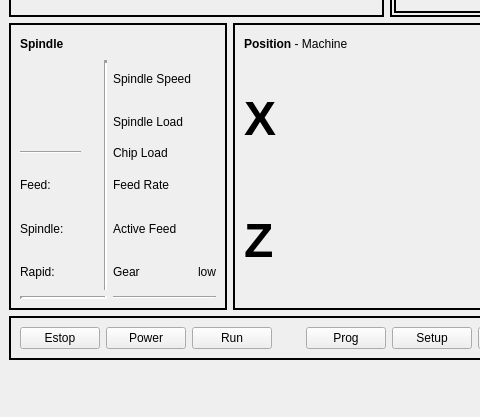
Qt form share/qtvcp/screens/qtlathe/qtlathe.ui (LinuxCNC/linuxcnc) before a commit; both pictures show x 0 to 480 and y 463 to 880 of the 865 by 880 pixel window.
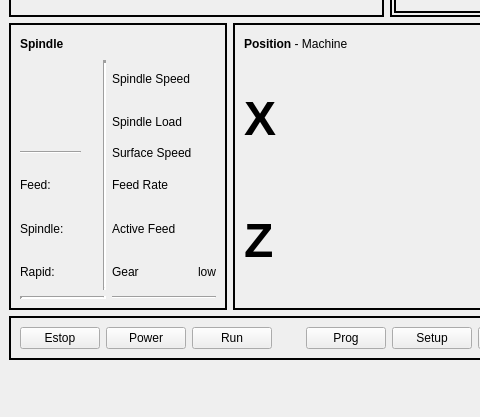
The same form after that commit. Icons and pictures are not drawn. Custom widgets are drawn as their Qt base class.

Commit message: qtvcp -add surface speed labels for testing

```diff
--- a/share/qtvcp/screens/qtlathe/qtlathe.ui
+++ b/share/qtvcp/screens/qtlathe/qtlathe.ui
@@ -1104,7 +1104,7 @@
            <item row="2" column="4">
             <widget class="QLabel" name="label_9">
              <property name="text">
-              <string>Chip Load</string>
+              <string>Surface Speed</string>
              </property>
             </widget>
            </item>
```
Left out of the diff: 9 changed lines with no effect on the pictures. The commit also changes 1 other file.
